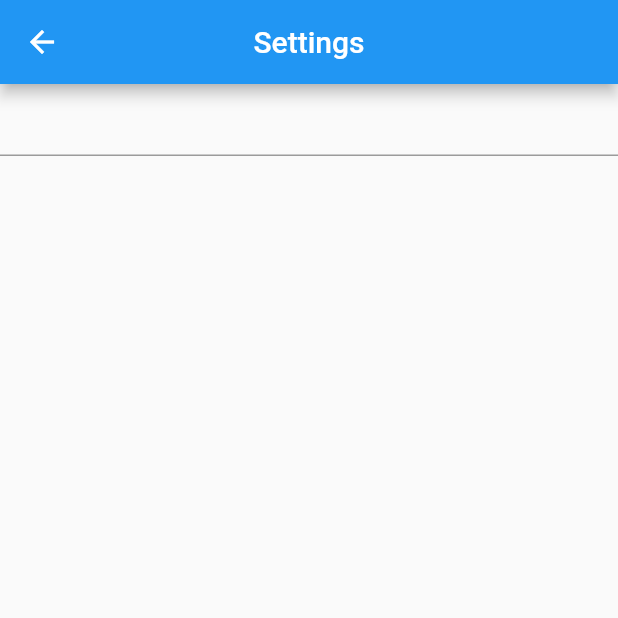
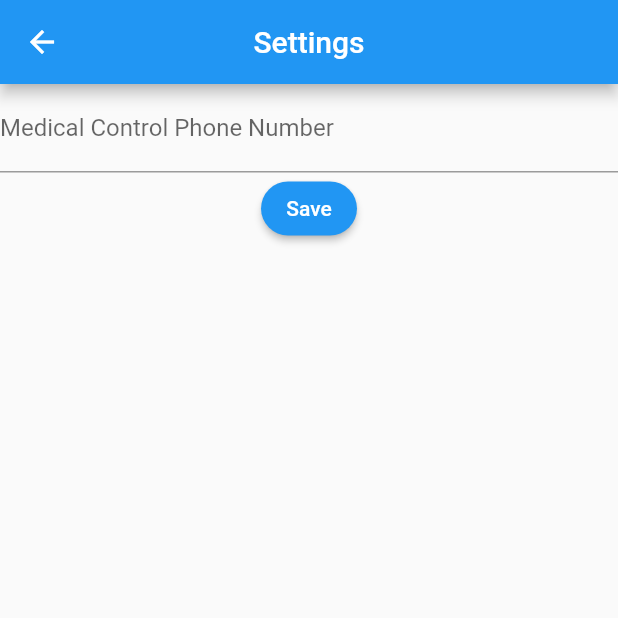
Before and after one commit to yohirabe/bau-app, a Flutter app: the SettingsScreen screen opened directly, on a phone screen of 412 x 824 dp, the top half of it. Run offline on Flutter 3.47's test engine with Material 2 defaults, Android fonts, the light colour scheme and no system bars; our stand-ins replace get_it; network calls fail.

Commit message:
Settings now save phone number to appdata.

```diff
--- a/lib/add_patient_screen/add_patient_form.dart
+++ b/lib/add_patient_screen/add_patient_form.dart
@@ -7,7 +7,7 @@ import 'package:bau_app/locator.dart';
 import 'package:bau_app/add_patient_screen/guided_triage/guided_triage.dart';
 import 'package:bau_app/models/patient.dart';
 import 'package:bau_app/services/validator_extension_methods.dart';
-import '../services/patient_api_service.dart';
+import 'package:bau_app/services/patient_api_service.dart';
 
 class GuidedTriageResult {
   final int status;
@@ -84,11 +84,12 @@ class _AddPatientFormState extends State<AddPatientForm> {
                         conditions: _conditions!);
 
                     ScaffoldMessenger.of(context).showSnackBar(
-                      const SnackBar(content: Text('Uploading Patient')),
+                      const SnackBar(content: Text('Submitting patient')),
                     );
 
                     Future<Patient> futurePatient =
                         locator<ApiService>().createPatient(patient);
+
                     // TODO: display confirmation that patient was created based on response
                     // TODO: Make refresh on exit consistent
                     // Pop with the additonal argument true, so that the dashboard knows
--- a/lib/dashboard/incident_dropdown_button.dart
+++ b/lib/dashboard/incident_dropdown_button.dart
@@ -46,7 +46,7 @@ class _IncidentDropdownButtonState extends State<IncidentDropdownButton> {
               }).toList(),
             );
           } else if (snapshot.hasError) {
-            return Text('$snapshot.error');
+            return Text('${snapshot.error}');
           }
           return const CircularProgressIndicator();
         });
--- a/lib/dashboard/medical_control_button.dart
+++ b/lib/dashboard/medical_control_button.dart
@@ -1,7 +1,8 @@
 import 'package:flutter/material.dart';
 import 'package:url_launcher/url_launcher.dart';
+import 'package:bau_app/locator.dart';
+import 'package:bau_app/services/config_service.dart';
 
-// This does not work on emulators
 class MedicalControlButton extends StatelessWidget {
   const MedicalControlButton({super.key});
 
@@ -9,10 +10,9 @@ class MedicalControlButton extends StatelessWidget {
   Widget build(BuildContext context) {
     return OutlinedButton(
         onPressed: () async {
-          // TODO: get real phone number from a config file
-          final Uri phone = Uri.parse("tel:+1234567890");
-
           try {
+            String phoneNumber = await locator<ConfigService>().readPhone();
+            final Uri phone = Uri.parse("tel:+$phoneNumber");
             if (await canLaunchUrl(phone)) await launchUrl(phone);
           } catch (error) {
             throw ("Cannot dial");
--- a/lib/dashboard/patient_element.dart
+++ b/lib/dashboard/patient_element.dart
@@ -20,10 +20,8 @@ class PatientElement extends StatelessWidget {
   Widget build(BuildContext context) {
     StringBuffer patientStringBuffer = StringBuffer();
     patientStringBuffer.write(
-        '${patient.incident} - ${patient.estimatedAge} YO${_genderStrings[patient.gender]}');
-    for (String condition in patient.conditions) {
-      patientStringBuffer.write(" - $condition");
-    }
+        '${patient.incident} - ${patient.estimatedAge} YO${_genderStrings[patient.gender]} - ');
+    patientStringBuffer.writeAll(patient.conditions, " - ");
     return InkWell(
       onLongPress: () {
         showDeleteDialogue(context, patient);
--- a/lib/locator.dart
+++ b/lib/locator.dart
@@ -1,3 +1,4 @@
+import 'package:bau_app/services/config_service.dart';
 import 'package:bau_app/services/patient_api_service.dart';
 import 'package:get_it/get_it.dart';
 
@@ -5,4 +6,5 @@ final locator = GetIt.instance;
 
 void setupLocator() {
   locator.registerLazySingleton<ApiService>(() => ApiService());
+  locator.registerLazySingleton<ConfigService>(() => ConfigService());
 }
--- a/lib/main.dart
+++ b/lib/main.dart
@@ -11,7 +11,7 @@ void main() async {
   // SecurityContext.defaultContext
   //     .setTrustedCertificatesBytes(data.buffer.asUint8List());
 
-  // TODO: remove when proper certs are added
+  // TODO: Fix certificates issue
   HttpOverrides.global = MyHttpOverrides();
 
   setupLocator(); // Child widgets can use this to locate api service.
@@ -49,7 +49,7 @@ class _RootPageState extends State<RootPage> {
   }
 }
 
-// TODO: Remove when using proper certificates!
+// TODO: Fix certificates issue
 class MyHttpOverrides extends HttpOverrides {
   @override
   HttpClient createHttpClient(SecurityContext? context) {
--- a/lib/services/patient_api_service.dart
+++ b/lib/services/patient_api_service.dart
@@ -15,7 +15,7 @@ class ApiService {
       for (var element in jsonDecode(response.body)) {
         patients.add(Patient.fromJson(element));
       }
-      return patients;
+      return patients.reversed.toList();
     } else {
       throw Exception("Failed to load patients.");
     }
@@ -30,7 +30,7 @@ class ApiService {
       for (var element in jsonDecode(response.body)) {
         incidents.add(element);
       }
-      return incidents;
+      return incidents.reversed.toList();
     } else {
       throw Exception("Failed to load incidents.");
     }
@@ -45,7 +45,7 @@ class ApiService {
       for (var element in jsonDecode(response.body)) {
         patients.add(Patient.fromJson(element));
       }
-      return patients;
+      return patients.reversed.toList();
     } else {
       throw Exception("Failed to load patients.");
     }
--- a/lib/settings_screen/settings_screen.dart
+++ b/lib/settings_screen/settings_screen.dart
@@ -1,4 +1,6 @@
 import 'package:flutter/material.dart';
+import 'package:bau_app/locator.dart';
+import 'package:bau_app/services/config_service.dart';
 
 class SettingsScreen extends StatefulWidget {
   const SettingsScreen({super.key});
@@ -9,7 +11,14 @@ class SettingsScreen extends StatefulWidget {
 
 class _SettingsScreenState extends State<SettingsScreen> {
   final _formKey = GlobalKey<FormState>();
-  final medicalControlPhoneText = TextEditingController();
+  final TextEditingController phoneTextController = TextEditingController();
+  String? initialPhoneValue;
+
+  @override
+  void initState() {
+    super.initState();
+    setInitialPhoneValue();
+  }
 
   @override
   Widget build(BuildContext context) {
@@ -28,9 +37,32 @@ class _SettingsScreenState extends State<SettingsScreen> {
           key: _formKey,
           child: Column(children: <Widget>[
             TextFormField(
-              controller: medicalControlPhoneText,
-            )
+              decoration: const InputDecoration(
+                  labelText: 'Medical Control Phone Number'),
+              controller: phoneTextController,
+              onSaved: (value) => locator<ConfigService>().writePhone(value!),
+              validator: (value) => (value == null || value == "")
+                  ? "Enter medical control phone number"
+                  : null,
+            ),
+            ElevatedButton(
+                style: ElevatedButton.styleFrom(shape: const StadiumBorder()),
+                onPressed: () {
+                  if (_formKey.currentState!.validate()) {
+                    _formKey.currentState!.save();
+                    ScaffoldMessenger.of(context).showSnackBar(
+                        const SnackBar(content: Text('Saving settings')));
+                  }
+                },
+                child: const Text("Save"))
           ]),
         ));
   }
+
+  Future<void> setInitialPhoneValue() async {
+    String? value = await locator<ConfigService>().readPhone();
+    setState(() {
+      phoneTextController.text = value;
+    });
+  }
 }
--- a/pubspec.yaml
+++ b/pubspec.yaml
@@ -41,6 +41,7 @@ dependencies:
   http: ^0.13.5
   url_launcher: ^6.1.8
   get_it: ^7.2.0
+  path_provider: ^2.0.12
 
 
 dev_dependencies:
@@ -64,10 +65,6 @@ flutter:
   # included with your application, so that you can use the icons in
   # the material Icons class.
   uses-material-design: true
-
-  # Uncomment to you certificate in assets/ca/
-  # assets:
-  #  - assets/ca/
 
   # To add assets to your application, add an assets section, like this:
   # assets:
```
Also changed, not shown: lib/dashboard/dashboard.dart (+24 -14 lines), lib/services/config_service.dart (added, +35 -0 lines), lib/config.json (deleted), pubspec.lock, 1 other file.
